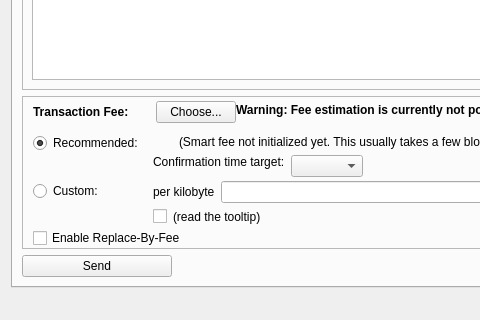
Before: the Qt Designer form src/qt/forms/messengerpage.ui in BlockStamp/bstnew, drawn with Qt 5; both pictures show x 0 to 480 and y 549 to 869 of the 867 by 869 pixel window.
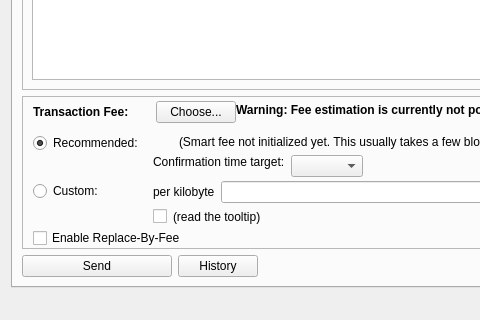
After: the same form once the commit is applied. The open tabs and pages were chosen to show the change. Icons and pictures are not drawn. Custom widgets are drawn as their Qt base class.

Commit message: messenger: added sent history dialog window

```diff
--- a/src/qt/forms/messengerpage.ui
+++ b/src/qt/forms/messengerpage.ui
@@ -1220,6 +1220,13 @@
            </property>
           </widget>
          </item>
+         <item>
+          <widget class="QPushButton" name="sendHistoryButton">
+           <property name="text">
+            <string>History</string>
+           </property>
+          </widget>
+         </item>
          <item>
           <spacer name="horizontalSpacer_2">
            <property name="orientation">
```
The commit also changes 8 other files.
